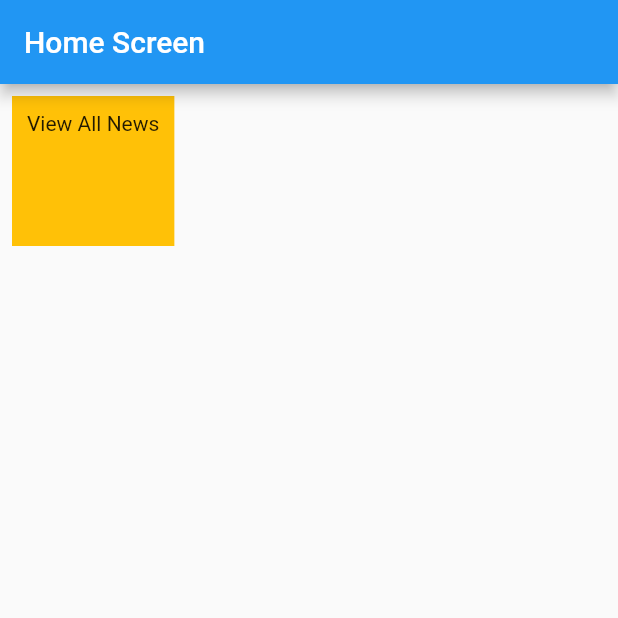
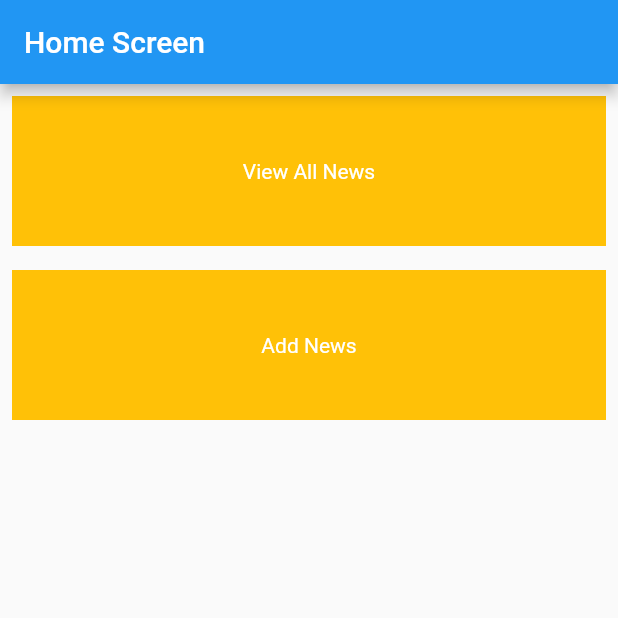
Before and after one commit to mohibraja1/news_app, a Flutter app: the screen it shows after launch, on a phone screen of 412 x 824 dp, the top half of it. Run offline on Flutter 3.47's test engine with Material 2 defaults, Android fonts, the phone set to English and light mode, and no system bars.

Commit message:
Home screen completed

```diff
--- /dev/null
+++ b/news_app/lib/blocs/HomeScreenBloc.dart
@@ -0,0 +1,7 @@
+import 'package:flutter/src/widgets/framework.dart';
+import 'package:news_app/blocs/BaseBlock.dart';
+
+class HomeScreenBloc extends BaseBlock{
+  HomeScreenBloc(BuildContext context) : super(context);
+
+}
--- a/news_app/lib/ui/HomeScreen.dart
+++ b/news_app/lib/ui/HomeScreen.dart
@@ -1,8 +1,13 @@
 import 'package:flutter/material.dart';
+import 'package:news_app/blocs/HomeScreenBloc.dart';
+import 'package:news_app/ui/AddNewsScreen.dart';
 
 class HomeScreen extends StatelessWidget {
   @override
   Widget build(BuildContext context) {
+
+    final bloc = HomeScreenBloc(context);
+
     return WillPopScope(
         onWillPop: () async {
           // You can do some work here.
@@ -17,11 +22,38 @@ class HomeScreen extends StatelessWidget {
             children: [
               Padding(
                 padding: const EdgeInsets.all(8.0),
-                child: Container(
-                  height: 100,
-                  color: Colors.amber,
-                  padding: EdgeInsets.all(10),
-                  child: Text('View All News'),
+                child: GestureDetector(
+                  child: Container(
+                    height: 100,
+                    width: double.infinity,
+                    color: Colors.amber,
+                    padding: EdgeInsets.all(10),
+                    child: Center(
+                        child: Text('View All News',style: TextStyle(color: Colors.white),)),
+                  ),
+                  onTap: (){
+                    //MR: navigate to next screen
+                    // bloc.navigateNext(widget)
+                  },
+                ),
+              ),
+
+              Padding(
+                padding: const EdgeInsets.all(8.0),
+                child: GestureDetector(
+                  child: Container(
+                    height: 100,
+                    width: double.infinity,
+                    color: Colors.amber,
+                    padding: EdgeInsets.all(10),
+                    child: Center(
+                        child: Text('Add News',style: TextStyle(color: Colors.white),)),
+                  ),
+                  onTap: (){
+                    //MR: navigate to next screen
+
+                    bloc.navigateNext(AddNewsScreen());
+                  },
                 ),
               ),
             ],
--- a/news_app/lib/utils/Utils.dart
+++ b/news_app/lib/utils/Utils.dart
@@ -11,7 +11,6 @@ class Utils{
   static double getScreenWidth(BuildContext context){
     return MediaQuery.of(context).size.width;
   }
-
    static toast(String toastMsg){
 
      print(toastMsg);
```
Also changed, not shown: news_app/lib/blocs/BaseBlock.dart (added, +111 -0 lines), news_app/lib/ui/AddNewsScreen.dart (added, +29 -0 lines), news_app/lib/ui/BaseBloc.dart (added, +12 -0 lines).
